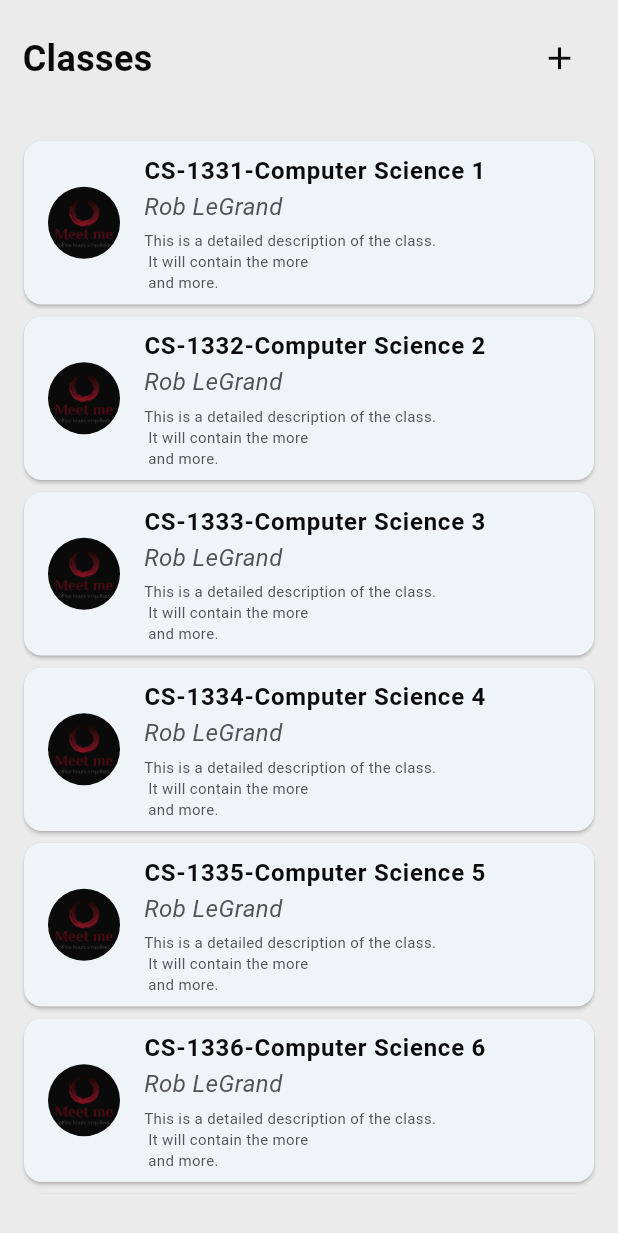
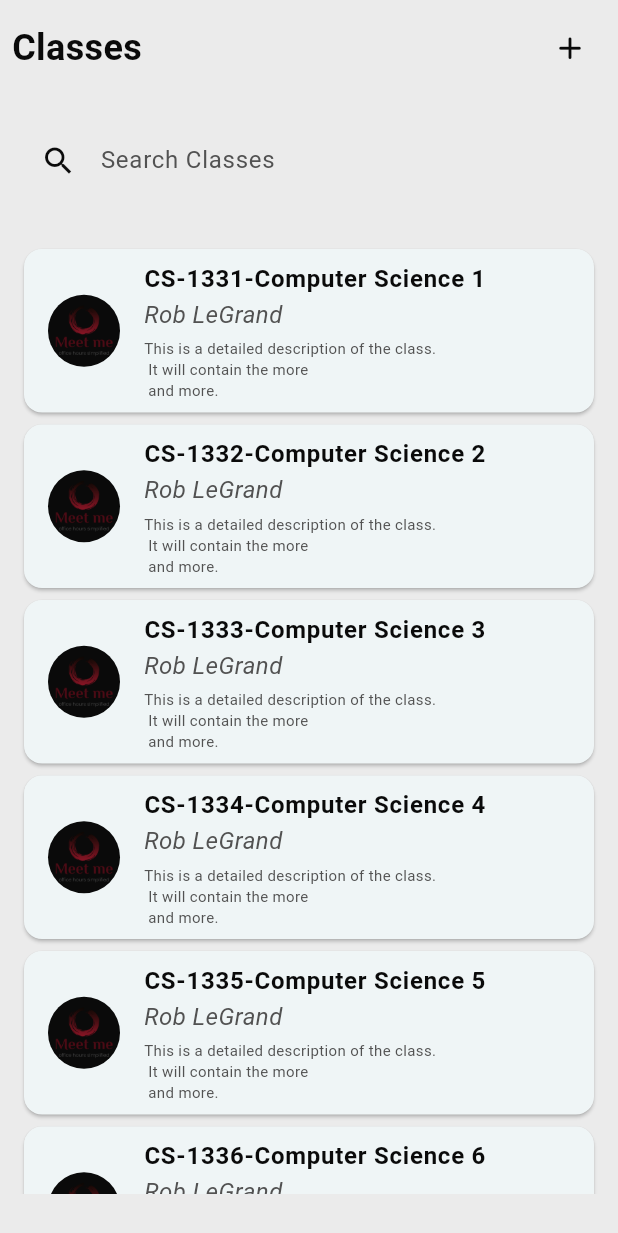
Before and after one commit to Dr4kerKH/SWE_MeetMe, a Flutter app: the StudentPage1 screen opened directly, on a phone screen of 412 x 824 dp. Shown: the top 1233 px of the screen. Run offline on Flutter 3.47's test engine with Material 3 defaults, Android fonts, the phone set to English and light mode, and no system bars; our stand-ins replace date_picker_timeline, flutter_secure_storage, google_nav_bar, shared_preferences, smooth_page_indicator, syncfusion_flutter_calendar; accounts and stored records are empty; Roboto replaces fonts that are missing (Poppins).

Commit message:
stupage1&2

```diff
--- a/meetme/lib/screens/stu_page1.dart
+++ b/meetme/lib/screens/stu_page1.dart
@@ -120,7 +120,7 @@ class _StudentPage1State extends State<StudentPage1> {
             child: Column(
               children: [
                 Container(
-                  padding: EdgeInsets.all(15),
+                  padding: EdgeInsets.all(8),
                   child: Row(
                     mainAxisAlignment: MainAxisAlignment.spaceBetween,
                     children: [
@@ -132,10 +132,36 @@ class _StudentPage1State extends State<StudentPage1> {
                         ),
                       ),
                       IconButton(
-                        icon: Icon(Icons.add, color: Theme.of(context).shadowColor, size: 25,),
+                        icon: Icon(Icons.add_rounded, color: Theme.of(context).shadowColor, size: 25,),
                         onPressed: () => _classAdder(context),
                       ),
                     ],
+                  ),
+                ),
+                Container(
+                  padding: EdgeInsets.all(15),
+                  child: TextField(
+                  decoration: InputDecoration(
+                    hintText: 'Search Classes',
+                    hintStyle: TextStyle(
+                    fontSize: 16,
+                    color: Theme.of(context).hintColor,
+                    fontFamily: 'Poppins',
+                    ),
+                    prefixIcon: Icon(
+                    Icons.search,
+                    color: Theme.of(context).shadowColor,
+                    ),
+                    border: OutlineInputBorder(
+                    borderRadius: BorderRadius.circular(12),
+                    borderSide: BorderSide.none,
+                    ),
+                    filled: true,
+                    fillColor: Theme.of(context).scaffoldBackgroundColor,
+                  ),
+                  onChanged: (value) {
+                    // Add search logic here
+                  },
                   ),
                 ),
                 Expanded(
--- a/meetme/lib/screens/stu_page2.dart
+++ b/meetme/lib/screens/stu_page2.dart
@@ -180,6 +180,7 @@ class _StudentPage2State extends State<StudentPage2> {
                 },
               ),
             ),
+            const SizedBox(height: 28),
           ],
         ),
       ),
```
